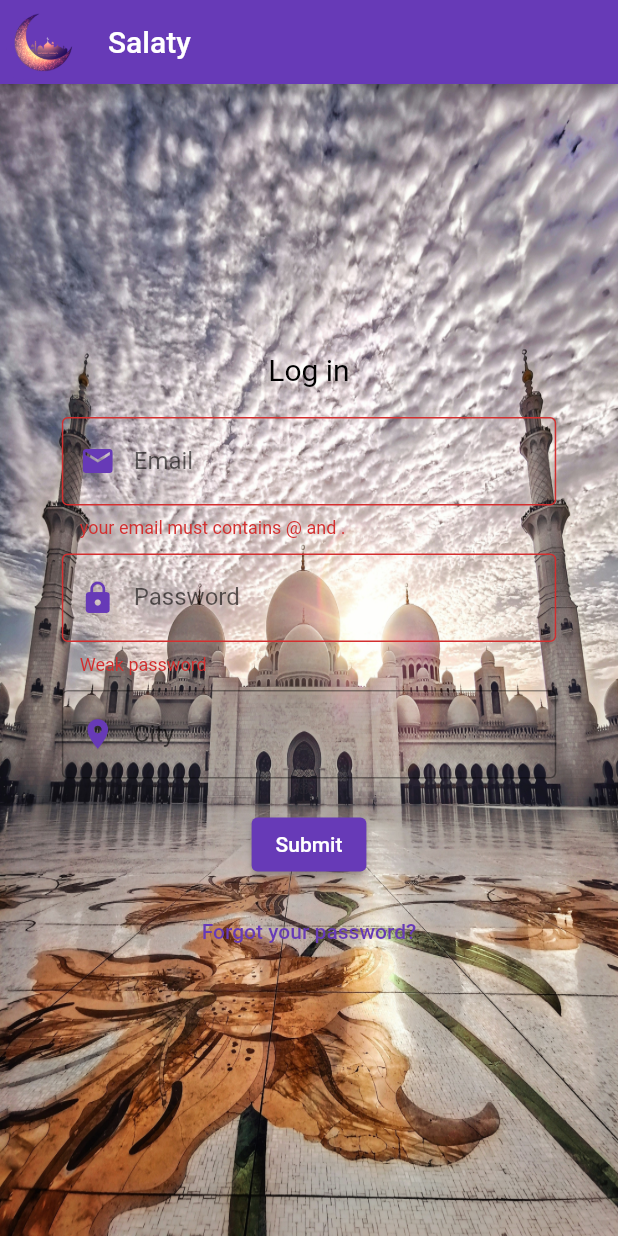
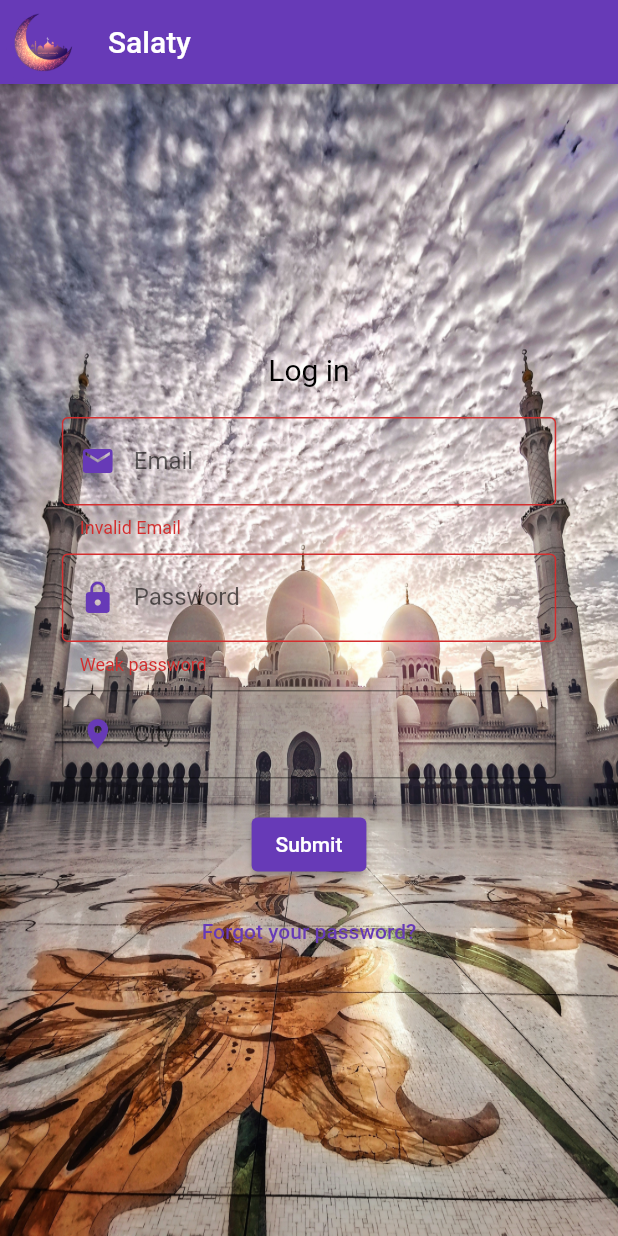
Before and after one commit to rahmagamal217/salaty, a Flutter app: the screen it shows after launch, after a tap on "Submit", on a phone screen of 412 x 824 dp. Run offline on Flutter 3.47's test engine with Material 2 defaults, Android fonts, the phone set to English and light mode, and no system bars; network calls fail.

Commit message:
third commit

```diff
--- a/lib/custom_container.dart
+++ b/lib/custom_container.dart
@@ -17,7 +17,7 @@ class CustomContainer extends StatelessWidget {
   Widget build(BuildContext context) {
     return SizedBox(
       width: size.width,
-      height: 250,
+      height: 200,
       child: Stack(children: [
         Container(
           constraints: const BoxConstraints.expand(),
--- a/lib/login_page.dart
+++ b/lib/login_page.dart
@@ -57,10 +57,10 @@ class _LoginPageState extends State<LoginPage> {
                               if (value.contains('@') && value.contains('.')) {
                                 return null;
                               } else {
-                                return 'your email must contains @ and .';
+                                return 'Invalid Email';
                               }
                             } else {
-                              return 'Invalid password';
+                              return 'Email required';
                             }
                           },
                           decoration: const InputDecoration(
@@ -86,7 +86,7 @@ class _LoginPageState extends State<LoginPage> {
                                 return 'Weak password';
                               }
                             } else {
-                              return 'Invalid password';
+                              return 'Password required';
                             }
                           },
                           decoration: const InputDecoration(
```
Also changed, not shown: lib/home_page.dart (+32 -6 lines), assets/images/night_sky.jpg (added).
